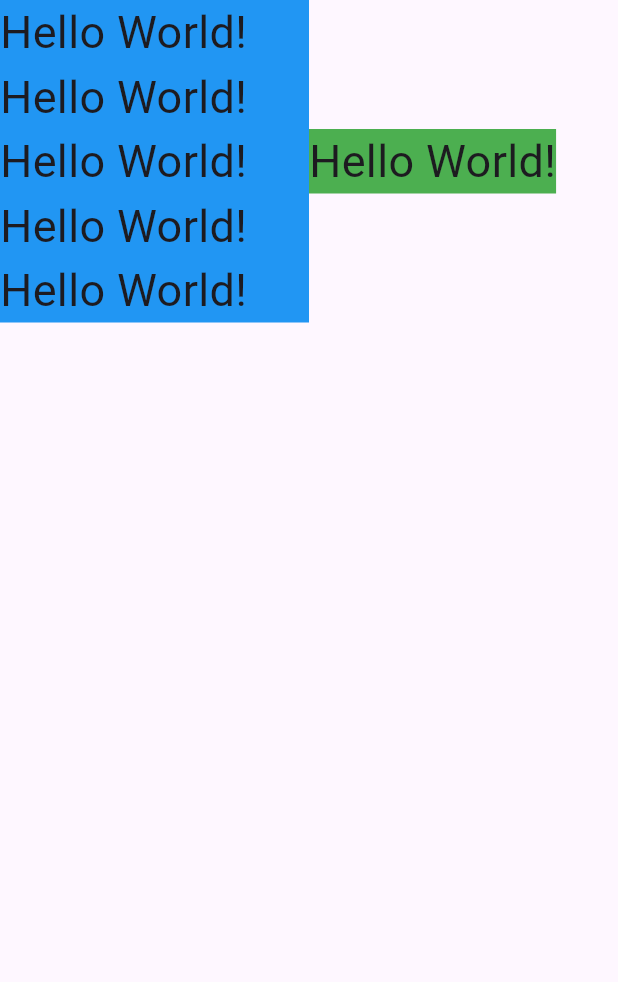
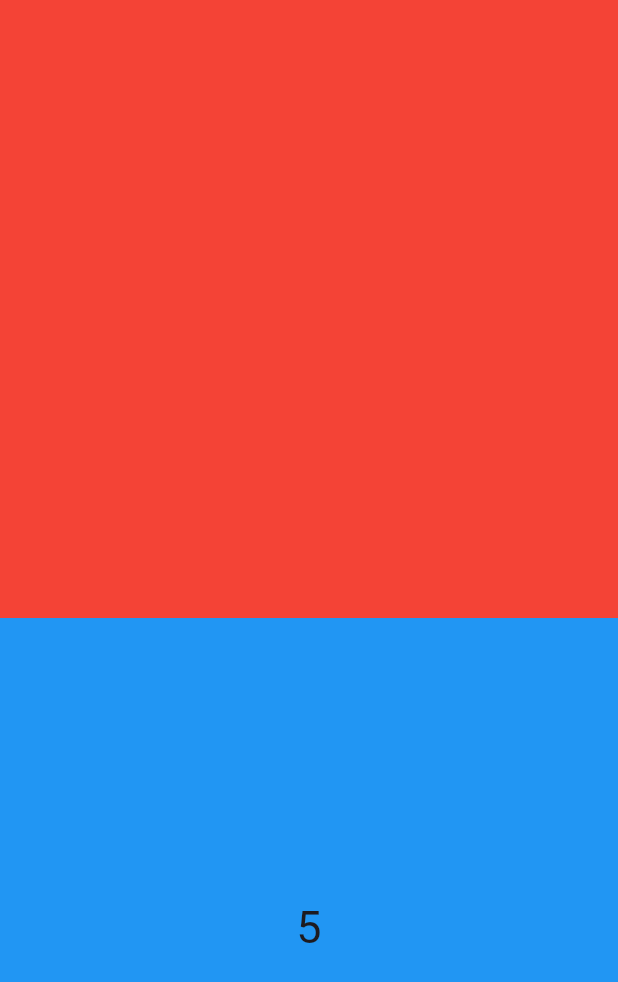
Before and after one commit to sunghunaaa/flutter_fastcampus, a Flutter app: the screen it shows after launch, on a phone screen of 412 x 824 dp. Shown: the top 982 px of the screen. Run offline on Flutter 3.47's test engine with Material 3 defaults, Android fonts, the phone set to English and light mode, and no system bars.

```diff
--- a/flutter_example/lib/main.dart
+++ b/flutter_example/lib/main.dart
@@ -1,166 +1,109 @@
 import 'package:flutter/cupertino.dart';
 import 'package:flutter/material.dart';
-import 'package:flutter/widgets.dart';
 
 void main() {
   runApp(
     MaterialApp(
       home: Scaffold(
-        body: HomeWidget(),
+        body: Body(),
       ),
     ),
   );
 }
 
-class HomeWidget extends StatelessWidget {
-  const HomeWidget({super.key});
+class Body extends StatelessWidget {
+  const Body({super.key});
 
   @override
   Widget build(BuildContext context) {
-    return SafeArea(
-      child: Scaffold(
-        body: ConstraintsWidget(),
+    return Column(
+      children: [
+        ExampleStateless(),
+        ExampleStateful(paramIndex : 3),
+      ],
+    );
+  }
+}
+
+class ExampleStateless extends StatelessWidget {
+  const ExampleStateless({super.key});
+
+  @override
+  Widget build(BuildContext context) {
+    return Expanded(
+      child: Container(
+        color: Colors.red,
       ),
     );
   }
 }
 
-///Constraint : 한글로 제약 조건. 부모의 제약 조건을 따른다.
-///Constraint 사용 후 Container > Container 구조를 만든 후 자식으로 width 값 또는 height 값을 조절할 경우 제약 조건(어디에 위치하는지 미정)에 의해 조절이 불가능함.
-///따라서 Contrainer > Center > Container 구조를 만들었을 경우 파란색 박스 안에 빨간색 박스를 만들 수 있다. 즉, 정확한 위치를 지정해주어야 함. ex) Align도 사용가능
-// class ConstraintsWidget extends StatelessWidget {
-//
-//   ConstraintsWidget({super.key});
-//
-//   @override
-//   Widget build(BuildContext context) {
-//     return Container(
-//       color: Colors.blue,
-//       height: 500,
-//       width: 500,
-//       child: Align(
-//         alignment: Alignment.topRight,
-//         child: Container(
-//           color: Colors.red,
-//           height: 300,
-//           width: 300,
-//         ),
-//       ),
-//     );
-//   }
-// }
+class ExampleStateful extends StatefulWidget {
+  final int paramIndex;
+  const ExampleStateful({required this.paramIndex,super.key});
 
-///Constraint의 예외 사항
-///SingleChildScrollview
-// class ConstraintsWidget extends StatelessWidget {
-//
-//   ConstraintsWidget({super.key});
-//
-//   @override
-//   Widget build(BuildContext context) {
-//     return Container(
-//       color: Colors.blue,
-//       height: 500,
-//       width: 500,
-//       child: SingleChildScrollView(
-//         child: Container(
-//           color: Colors.red,
-//           height: 300,
-//           width: 300,
-//         ),
-//       ),
-//     );
-//   }
-// }
+  @override
+  State<ExampleStateful> createState() => _ExampleStatefulState();
+}
 
-///제약 조건을 추가로 줄 경우
-///BoxConstraints 같은 경우엔 부모의 제약 조건을 따르는 것이 아닌 자식의 제약 조건을 따르게 된다.
-// class ConstraintsWidget extends StatelessWidget {
-//   ConstraintsWidget({super.key});
-//
-//   @override
-//   Widget build(BuildContext context) {
-//     return Container(
-//       color: Colors.blue,
-//       height: 500,
-//       width: 500,
-//       child: Center(
-//         child: Container(
-//           constraints: BoxConstraints.loose(Size(200,200)),
-//           // BoxConstraints(
-//           //   minHeight:200,
-//           //   maxWidth: 250,
-//           //   maxHeight: 250,
-//           //   minWidth: 200,
-//           // ),
-//           color: Colors.red,
-//           // height: 300,
-//           // width: 300,
-//           // padding: EdgeInsets.all(8), // 빨간색 보여주고 싶다면
-//           child: Container(
-//             margin: EdgeInsets.all(20), // 빨간색 보여주고 싶다면
-//             width: 50,
-//             height: 50,
-//             color: Colors.green,
-//           ),
-//         ),
-//       ),
-//     );
-//   }
-// }
-///제약 조건을 따르지 않는 상황 UnconstrainedBox
-///UnconstrainedBox는 부모의 제약을 무시함.
-///릴리즈 모드에서는 경고 표시같은 거는 뜨지 않는다.
-///UnconstrainedBox대신 OverflowBox으로 할 경우 overflow되는 영역을 잡아줌.
-// class ConstraintsWidget extends StatelessWidget {
-//
-//   ConstraintsWidget({super.key});
-//
-//   @override
-//   Widget build(BuildContext context) {
-//     return Container(
-//       color: Colors.blue,
-//       height: 500,
-//       width: 500,
-//       child: Center(
-//         child: OverflowBox(
-//           child: Container(
-//             width:300,
-//             height: 700,
-//             color: Colors.green,
-//           ),
-//         ),
-//       ),
-//     );
-//   }
-// }
-///Text의 줄바꿈 constraint 처리하는 방법 (Expanded, Flexible을 사용한)
-class ConstraintsWidget extends StatelessWidget {
-  ConstraintsWidget({super.key});
+class _ExampleStatefulState extends State<ExampleStateful> {
+  ///모든 변수들은 StatefulState 상태객체 안에 넣어줘야 함.
+  /// setState 함수는 Widget에 상태가 바뀜을 알려주는 함수이다.(Widget rebuild)
+  late int index;
+  late int _index;
+  late TextEditingController textController;
+  ///late int 와 int? 차이는
+  ///late의 경우 나중에 무조건 값이 들어가야 함. 들어가지 않을 경우 에러 발생시킬 수 있음
+  ///?의 경우 나중에 값이 들어가지 않아도 됨.
+  int? sameIndex;
+
+  ///ctrl + o 누르면 자동 생성 가능
+  ///초기값 설정하는 방법
+  ///순서 중요 ! super.initState() 먼저 해줘야 함.
+  @override
+  void initState() {
+    super.initState(); //해당 함수를 사용해줘야 현재 위치의 widget의 상위 state도 initState가 됨
+    index = 5; //초기값 설정하는 방법
+
+    //(_변수 private 변수) _index 이런식으로 사용하는 것이 일반적임. widget.paramIndex 이렇게 다이렉트로 쓰는 것은 일반적이지 않음.
+    //stateful에서 변수 가져오는 방법.
+    _index = widget.paramIndex;
+
+    textController = TextEditingController();
+  }
+
+  ///dispose - Stream, 통신, ScrollController, TextController 사용시 사용의 끝을 알려줘야 리소스를 반납해야 함.
+  ///참고 - 변수 값은 것들은 자연스럽게 리소스 반납하고 사라짐.
+  ///순서 중요 ! super.initState() 나중에 해줘야 함.
+  @override
+  void dispose() {
+    textController.dispose();
+    super.dispose();
+  }
 
   @override
   Widget build(BuildContext context) {
-    return Row(
-      children: [
-        Flexible(
-          child: Container(
-            color: Colors.blue,
+    return Expanded(
+      child: GestureDetector(
+        onTap: () {
+          setState(() {
+            if (index == 5) {
+              index = 0;
+              return;
+            }
+            index++;
+          });
+        },
+        child: Container(
+          color: Colors.blue.withOpacity(index/5),
+          child: Center(
             child: Text(
-              'Hello World!Hello World!Hello World!Hello World!Hello World!',
+              '${index}',
               style: TextStyle(fontSize: 30),
             ),
           ),
         ),
-        Flexible(
-          child: Container(
-            color: Colors.green,
-            child: Text(
-              'Hello World!',
-              style: TextStyle(fontSize: 30),
-            ),
-          ),
-        ),
-      ],
+      ),
     );
   }
 }
```
Also changed, not shown: 1 other file.
